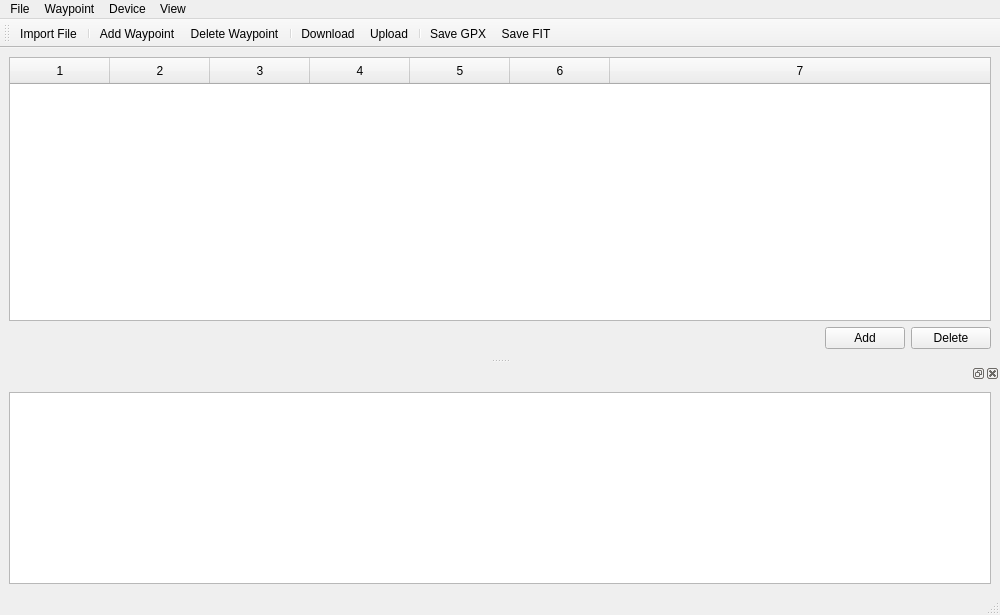
First picture: the form in src/main/python/location_tool/ui/main_window.ui, repository rootrootde/LocationsFITTool, before the edit.
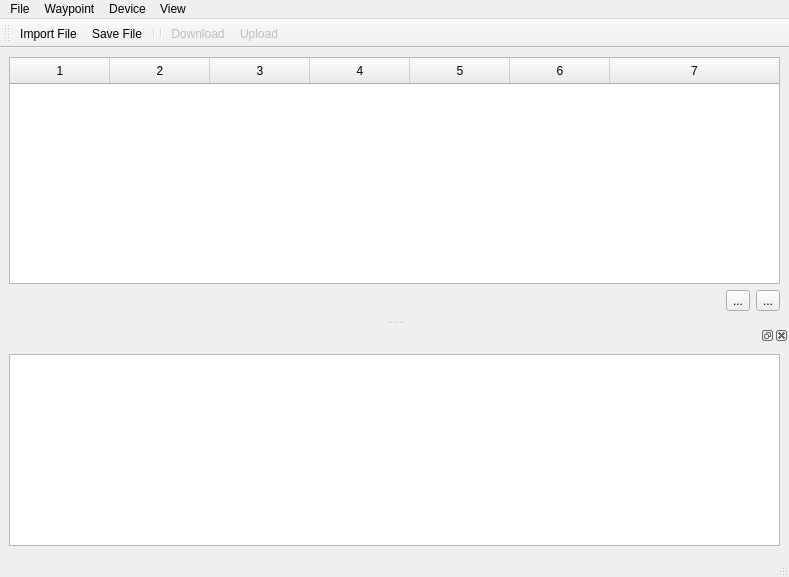
Second picture: the form after the edit. Icons and pictures are not drawn.

Commit message: Add new SVG icons and remove deprecated ones

What changed in the file:
```diff
--- a/src/main/python/location_tool/ui/main_window.ui
+++ b/src/main/python/location_tool/ui/main_window.ui
@@ -6,8 +6,8 @@
    <rect>
     <x>0</x>
     <y>0</y>
-    <width>1000</width>
-    <height>615</height>
+    <width>789</width>
+    <height>577</height>
    </rect>
   </property>
   <property name="windowTitle">
@@ -15,12 +15,12 @@
   </property>
   <property name="styleSheet">
    <string notr="true">QMainWindow{
-font-family:sans-serif;
-font-size: 12pt;
+	font: 13pt &quot;SF Pro&quot;;
 }
 
 QTextEdit {
-font-family: &quot;SF Mono&quot;;
+	font: 11pt &quot;SF Mono&quot;;
+
 }
 
 QHeaderView::section {
@@ -29,12 +29,6 @@
 padding: 4px;
 }</string>
   </property>
-  <property name="iconSize">
-   <size>
-    <width>48</width>
-    <height>48</height>
-   </size>
-  </property>
   <property name="dockOptions">
    <set>QMainWindow::DockOption::AllowTabbedDocks|QMainWindow::DockOption::AnimatedDocks</set>
   </property>
@@ -66,6 +60,12 @@
          <property name="selectionBehavior">
           <enum>QAbstractItemView::SelectionBehavior::SelectRows</enum>
          </property>
+         <property name="iconSize">
+          <size>
+           <width>24</width>
+           <height>24</height>
+          </size>
+         </property>
          <property name="showGrid">
           <bool>false</bool>
          </property>
@@ -78,9 +78,6 @@
          <attribute name="horizontalHeaderVisible">
           <bool>true</bool>
          </attribute>
-         <attribute name="horizontalHeaderMinimumSectionSize">
-          <number>100</number>
-         </attribute>
          <attribute name="horizontalHeaderHighlightSections">
           <bool>false</bool>
          </attribute>
@@ -91,7 +88,7 @@
           <bool>false</bool>
          </attribute>
          <attribute name="verticalHeaderMinimumSectionSize">
-          <number>24</number>
+          <number>40</number>
          </attribute>
          <column/>
          <column/>
@@ -105,7 +102,7 @@
        <item>
         <layout class="QHBoxLayout" name="horizontalLayout">
          <item>
-          <spacer name="horizontalSpacer_2">
+          <spacer name="horizontalSpacer">
            <property name="orientation">
             <enum>Qt::Orientation::Horizontal</enum>
            </property>
@@ -118,15 +115,9 @@
           </spacer>
          </item>
          <item>
-          <widget class="QPushButton" name="add_wpt_btn">
-           <property name="sizePolicy">
-            <sizepolicy hsizetype="Preferred" vsizetype="Fixed">
-             <horstretch>0</horstretch>
-             <verstretch>0</verstretch>
-            </sizepolicy>
-           </property>
+          <widget class="QToolButton" name="delete_wpt_btn">
            <property name="text">
-            <string>Add</string>
+            <string>...</string>
            </property>
            <property name="iconSize">
             <size>
@@ -137,18 +128,9 @@
           </widget>
          </item>
          <item>
-          <widget class="QPushButton" name="delete_wpt_btn">
-           <property name="sizePolicy">
-            <sizepolicy hsizetype="Preferred" vsizetype="Fixed">
-             <horstretch>0</horstretch>
-             <verstretch>0</verstretch>
-            </sizepolicy>
-           </property>
-           <property name="layoutDirection">
-            <enum>Qt::LayoutDirection::LeftToRight</enum>
-           </property>
+          <widget class="QToolButton" name="add_wpt_btn">
            <property name="text">
-            <string>Delete</string>
+            <string>...</string>
            </property>
            <property name="iconSize">
             <size>
@@ -191,7 +173,7 @@
     <rect>
      <x>0</x>
      <y>0</y>
-     <width>1000</width>
+     <width>789</width>
      <height>24</height>
     </rect>
    </property>
@@ -201,8 +183,7 @@
     </property>
     <addaction name="import_file_action"/>
     <addaction name="separator"/>
-    <addaction name="save_locations_fit_action"/>
-    <addaction name="save_gpx_action"/>
+    <addaction name="save_file_action"/>
     <addaction name="separator"/>
    </widget>
    <widget class="QMenu" name="menuWaypoint">
@@ -239,8 +220,8 @@
    </property>
    <property name="iconSize">
     <size>
-     <width>24</width>
-     <height>24</height>
+     <width>32</width>
+     <height>32</height>
     </size>
    </property>
    <property name="toolButtonStyle">
@@ -253,53 +234,24 @@
     <bool>false</bool>
    </attribute>
    <addaction name="import_file_action"/>
+   <addaction name="save_file_action"/>
    <addaction name="separator"/>
-   <addaction name="add_wpt_action"/>
-   <addaction name="delete_wpt_action"/>
    <addaction name="separator"/>
    <addaction name="download_locations_fit_action"/>
    <addaction name="upload_locations_fit_action"/>
-   <addaction name="separator"/>
-   <addaction name="save_gpx_action"/>
-   <addaction name="save_locations_fit_action"/>
   </widget>
-  <action name="save_locations_fit_action">
-   <property name="icon">
-    <iconset theme="QIcon::ThemeIcon::DocumentSave"/>
-   </property>
-   <property name="text">
-    <string>Save FIT</string>
-   </property>
-   <property name="toolTip">
-    <string>Save Waypoints to new Locations.fit file</string>
-   </property>
-   <property name="shortcut">
-    <string>Ctrl+S</string>
-   </property>
-   <property name="menuRole">
-    <enum>QAction::MenuRole::NoRole</enum>
-   </property>
-  </action>
   <action name="add_wpt_action">
-   <property name="icon">
-    <iconset theme="QIcon::ThemeIcon::ListAdd">
-     <normaloff>:/ui_icons/ui_icons/circle-plus-solid.png</normaloff>:/ui_icons/ui_icons/circle-plus-solid.png</iconset>
-   </property>
    <property name="text">
     <string>Add Waypoint</string>
    </property>
    <property name="shortcut">
-    <string>Ctrl++</string>
+    <string>Ctrl+N</string>
    </property>
    <property name="menuRole">
     <enum>QAction::MenuRole::NoRole</enum>
    </property>
   </action>
   <action name="delete_wpt_action">
-   <property name="icon">
-    <iconset theme="QIcon::ThemeIcon::ListRemove">
-     <normaloff>:/ui_icons/ui_icons/circle-minus-solid.png</normaloff>:/ui_icons/ui_icons/circle-minus-solid.png</iconset>
-   </property>
    <property name="text">
     <string>Delete Waypoint</string>
    </property>
@@ -318,7 +270,7 @@
     <string>Toggle Debug Log</string>
    </property>
    <property name="shortcut">
-    <string>Ctrl+D</string>
+    <string>Ctrl+Shift+L</string>
    </property>
    <property name="menuRole">
     <enum>QAction::MenuRole::NoRole</enum>
@@ -328,47 +280,44 @@
    <property name="checkable">
     <bool>true</bool>
    </property>
-   <property name="icon">
-    <iconset theme="QIcon::ThemeIcon::NetworkWired"/>
-   </property>
    <property name="text">
     <string>Scan For Devices</string>
    </property>
    <property name="shortcut">
-    <string>Ctrl+C</string>
+    <string>Ctrl+Shift+S</string>
    </property>
    <property name="menuRole">
     <enum>QAction::MenuRole::NoRole</enum>
    </property>
   </action>
   <action name="import_file_action">
-   <property name="icon">
-    <iconset theme="QIcon::ThemeIcon::DocumentOpen"/>
-   </property>
    <property name="text">
     <string>Import File</string>
    </property>
    <property name="shortcut">
-    <string>Ctrl+I</string>
+    <string>Ctrl+O</string>
    </property>
    <property name="menuRole">
     <enum>QAction::MenuRole::NoRole</enum>
    </property>
   </action>
   <action name="download_locations_fit_action">
-   <property name="icon">
-    <iconset theme="QIcon::ThemeIcon::GoDown"/>
+   <property name="enabled">
+    <bool>false</bool>
    </property>
    <property name="text">
     <string>Download</string>
    </property>
+   <property name="shortcut">
+    <string>Ctrl+Shift+D</string>
+   </property>
    <property name="menuRole">
     <enum>QAction::MenuRole::NoRole</enum>
    </property>
   </action>
   <action name="upload_locations_fit_action">
-   <property name="icon">
-    <iconset theme="QIcon::ThemeIcon::GoUp"/>
+   <property name="enabled">
+    <bool>false</bool>
    </property>
    <property name="text">
     <string>Upload</string>
@@ -376,19 +325,19 @@
    <property name="toolTip">
     <string>Upload Locations.fit</string>
    </property>
+   <property name="shortcut">
+    <string>Ctrl+Shift+U</string>
+   </property>
    <property name="menuRole">
     <enum>QAction::MenuRole::NoRole</enum>
    </property>
   </action>
-  <action name="save_gpx_action">
-   <property name="icon">
-    <iconset theme="QIcon::ThemeIcon::DocumentSave"/>
-   </property>
+  <action name="save_file_action">
    <property name="text">
-    <string>Save GPX</string>
+    <string>Save File</string>
    </property>
-   <property name="iconVisibleInMenu">
-    <bool>true</bool>
+   <property name="menuRole">
+    <enum>QAction::MenuRole::NoRole</enum>
    </property>
   </action>
  </widget>
```
Left out of the diff: 8 changed lines with no effect on the pictures. The commit also changes 62 other files.
